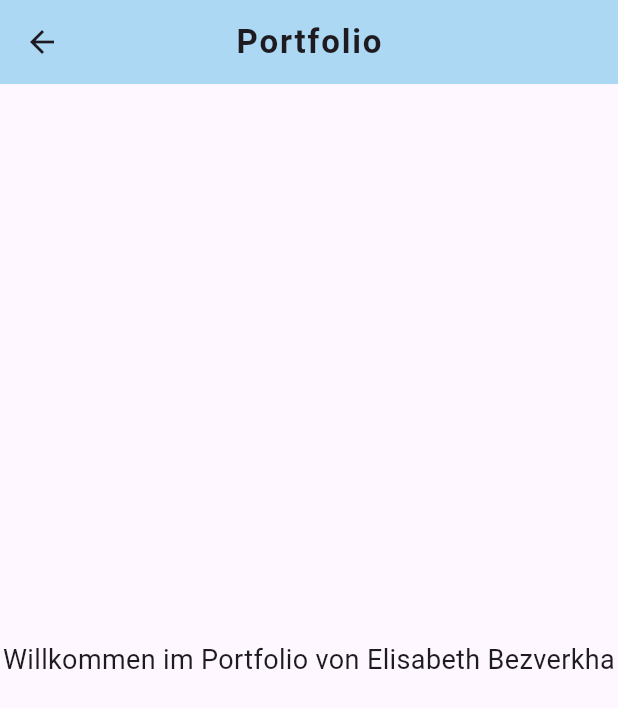
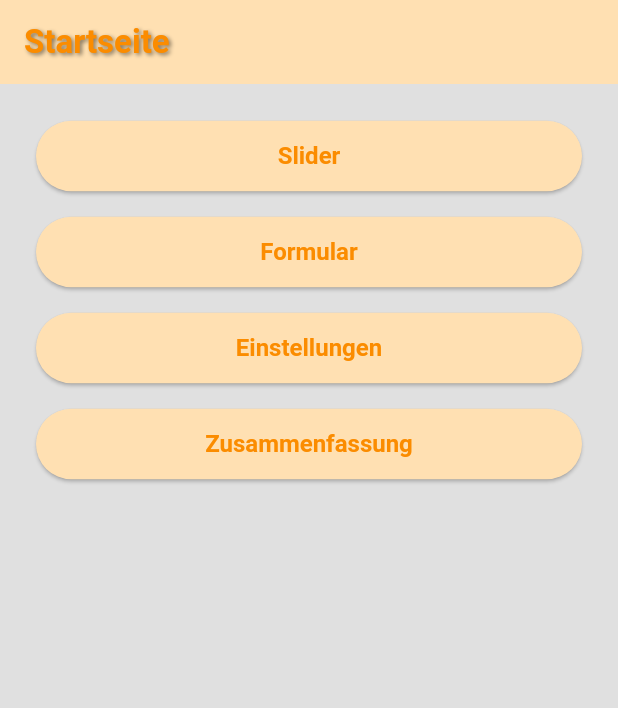
Before and after one commit to ebzvk2211/portfolio_5570030, a Flutter app: the HomePage screen opened directly, on a phone screen of 412 x 824 dp. Shown: the top 708 px of the screen. Run offline on Flutter 3.47's test engine with Material 3 defaults, Android fonts, the phone set to English and light mode, and no system bars.

Commit message:
Design angepasst: neue Hintergrund- und Buttonfarben

```diff
--- a/lib/pages/home_page.dart
+++ b/lib/pages/home_page.dart
@@ -1,4 +1,8 @@
 import 'package:flutter/material.dart';
+import 'slider_page.dart';
+import 'profile_form_page.dart';
+import 'settings_page.dart';
+import 'summary_page.dart';
 
 class HomePage extends StatelessWidget {
   const HomePage({super.key});
@@ -6,23 +10,102 @@ class HomePage extends StatelessWidget {
   @override
   Widget build(BuildContext context) {
     return Scaffold(
+      backgroundColor: const Color(0xFFE0E0E0),
       appBar: AppBar(
-        backgroundColor: const Color (0xFFB3E5FC),
-        elevation: 4,
-        title: const Text(
-          'Portfolio',
-          style: TextStyle(
-            fontWeight: FontWeight.bold,
-            letterSpacing: 1.2,
+    backgroundColor: const Color(0xFFFFE0B2),
+    foregroundColor: const Color(0xFFFB8C00),
+    title: const Text(
+      'Startseite',
+      style: TextStyle(
+        fontSize: 22,
+        fontWeight: FontWeight.bold,
+        shadows: [
+          Shadow(
+            offset: Offset(1.5, 1.5),
+            blurRadius: 3.0,
+            color: Color.fromARGB(120, 0, 0, 0),
           ),
-        ),
-        centerTitle: true,
+        ],
       ),
-      body: const Center(
-        child: Text(
-          'Willkommen im Portfolio von Elisabeth Bezverkha',
-          style: TextStyle(fontSize: 18),
-          textAlign: TextAlign.center,
+    ),
+  ),
+      body: Padding(
+        padding: const EdgeInsets.all(24),
+        child: Column(
+          crossAxisAlignment: CrossAxisAlignment.stretch,
+          children: [
+            ElevatedButton(
+               style: ElevatedButton.styleFrom(
+              backgroundColor: const Color(0xFFFFE0B2), // helles Orange
+              foregroundColor: const Color(0xFFFB8C00), // Schrift: kräftiges Orange
+              padding: const EdgeInsets.symmetric(vertical: 14),
+              textStyle: const TextStyle(fontSize: 16, fontWeight: FontWeight.bold),
+              ),
+              child: const Text('Slider'),
+              onPressed: () {
+                Navigator.push(
+                  context,
+                  MaterialPageRoute(builder: (_) => const SliderPage()),
+                );
+              },
+            ),
+            const SizedBox(height: 16),
+            ElevatedButton(
+               style: ElevatedButton.styleFrom(
+               backgroundColor: const Color(0xFFFFE0B2), // helles Orange
+               foregroundColor: const Color(0xFFFB8C00), // Schrift: kräftiges Orange
+               padding: const EdgeInsets.symmetric(vertical: 14),
+               textStyle: const TextStyle(fontSize: 16, fontWeight: FontWeight.bold),
+                ),
+              child: const Text('Formular'),
+              onPressed: () {
+                Navigator.push(
+                  context,
+                  MaterialPageRoute(builder: (_) => const ProfileFormPage()),
+                );
+              },
+            ),
+            const SizedBox(height: 16),
+            ElevatedButton( style: ElevatedButton.styleFrom(
+             backgroundColor: const Color(0xFFFFE0B2), // helles Orange
+             foregroundColor: const Color(0xFFFB8C00), // Schrift: kräftiges Orange
+             padding: const EdgeInsets.symmetric(vertical: 14),
+            textStyle: const TextStyle(fontSize: 16, fontWeight: FontWeight.bold),
+             ),
+              child: const Text('Einstellungen'),
+              onPressed: () {
+                Navigator.push(
+                  context,
+                  MaterialPageRoute(builder: (_) => const SettingsPage()),
+                );
+              },
+            ),
+            const SizedBox(height: 16),
+            ElevatedButton(
+               style: ElevatedButton.styleFrom(
+               backgroundColor: const Color(0xFFFFE0B2), // helles Orange
+               foregroundColor: const Color(0xFFFB8C00), // Schrift: kräftiges Orange
+              padding: const EdgeInsets.symmetric(vertical: 14),
+              textStyle: const TextStyle(fontSize: 16, fontWeight: FontWeight.bold),
+              ),
+              child: const Text('Zusammenfassung'),
+              onPressed: () {
+                Navigator.push(
+                  context,
+                  MaterialPageRoute(
+                    builder: (_) => const SummaryPage(
+                      name: 'Max Muster',
+                      email: 'max@muster.de',
+                      about: 'Demo-Nutzer',
+                      sliderValue: 42,
+                      newsletter: true,
+                      darkMode: false,
+                    ),
+                  ),
+                );
+              },
+            ),
+          ],
         ),
       ),
     );
```
Also changed, not shown: lib/main.dart (+2 -6 lines).
